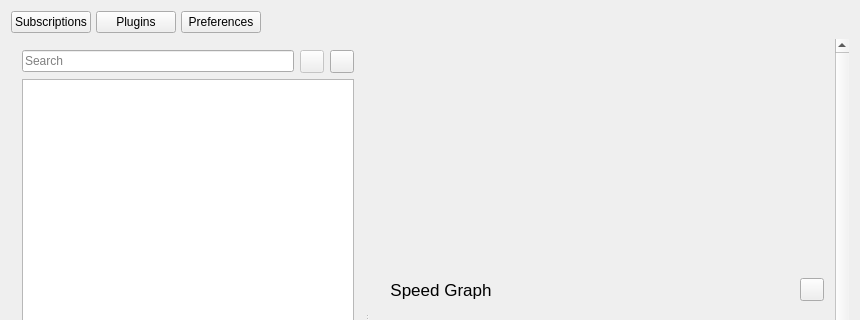
This is src/ui/w_MainWindow.ui in Qv2ray/Qv2ray as Qt 5 draws it before an edit; both pictures show x 0 to 860 and y 0 to 320 of the 860 by 650 pixel window. The edited form follows.
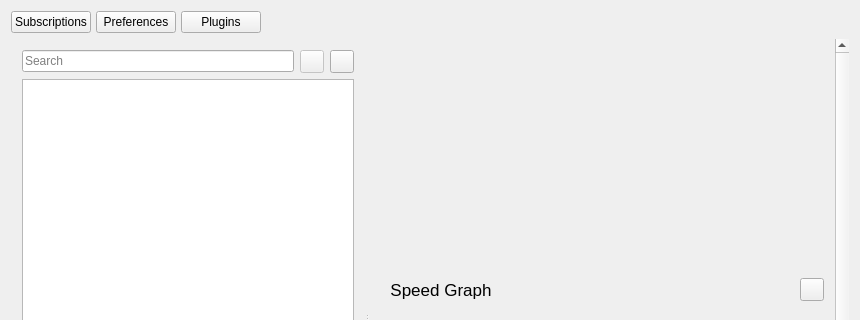
This is the edited form. Icons and pictures are not drawn.

Diff of the .ui file:
```diff
--- a/src/ui/w_MainWindow.ui
+++ b/src/ui/w_MainWindow.ui
@@ -22,7 +22,7 @@
   <widget class="QWidget" name="centralWidget">
    <layout class="QVBoxLayout" name="verticalLayout_2" stretch="0,1,0">
     <item>
-     <layout class="QHBoxLayout" name="horizontalLayout" stretch="0,0,0,0,0">
+     <layout class="QHBoxLayout" name="horizontalLayout" stretch="0,0,0,0">
       <property name="spacing">
        <number>5</number>
       </property>
@@ -33,13 +33,6 @@
         </property>
        </widget>
       </item>
-      <item>
-       <widget class="QPushButton" name="pluginsBtn">
-        <property name="text">
-         <string>Plugins</string>
-        </property>
-       </widget>
-      </item>
       <item>
        <widget class="QPushButton" name="preferencesBtn">
         <property name="text">
@@ -48,17 +41,11 @@
        </widget>
       </item>
       <item>
-       <spacer name="horizontalSpacer_4">
-        <property name="orientation">
-         <enum>Qt::Horizontal</enum>
+       <widget class="QPushButton" name="pluginsBtn">
+        <property name="text">
+         <string>Plugins</string>
         </property>
-        <property name="sizeHint" stdset="0">
-         <size>
-          <width>40</width>
-          <height>20</height>
-         </size>
-        </property>
-       </spacer>
+       </widget>
       </item>
       <item>
        <spacer name="horizontalSpacer">
```
